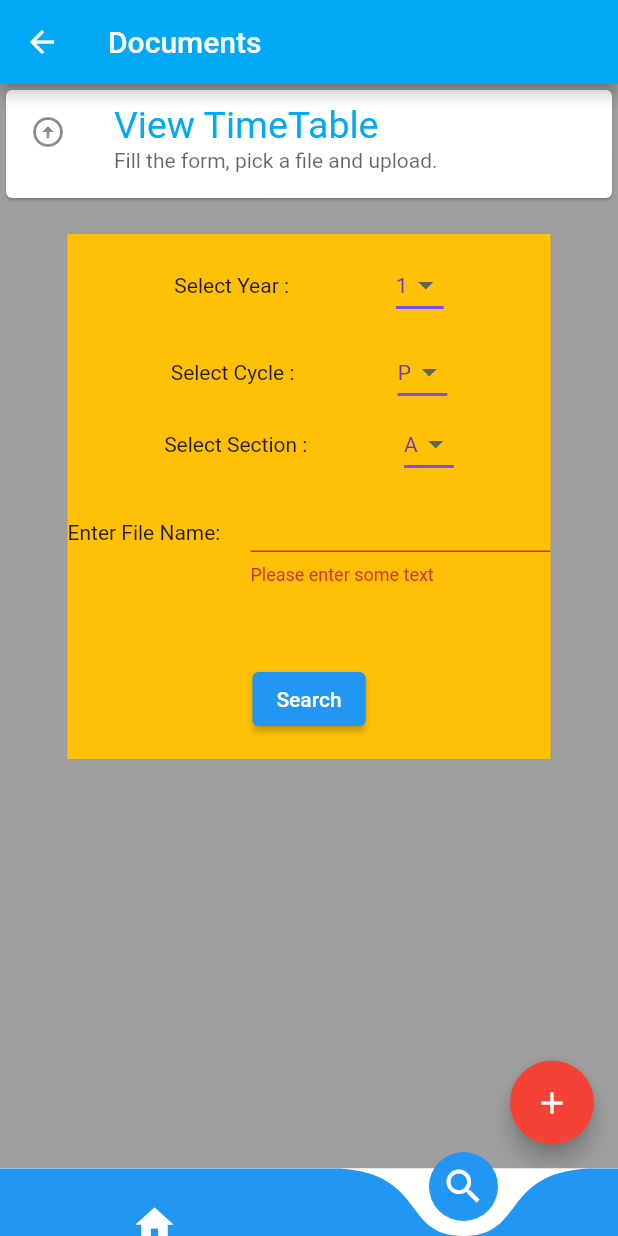
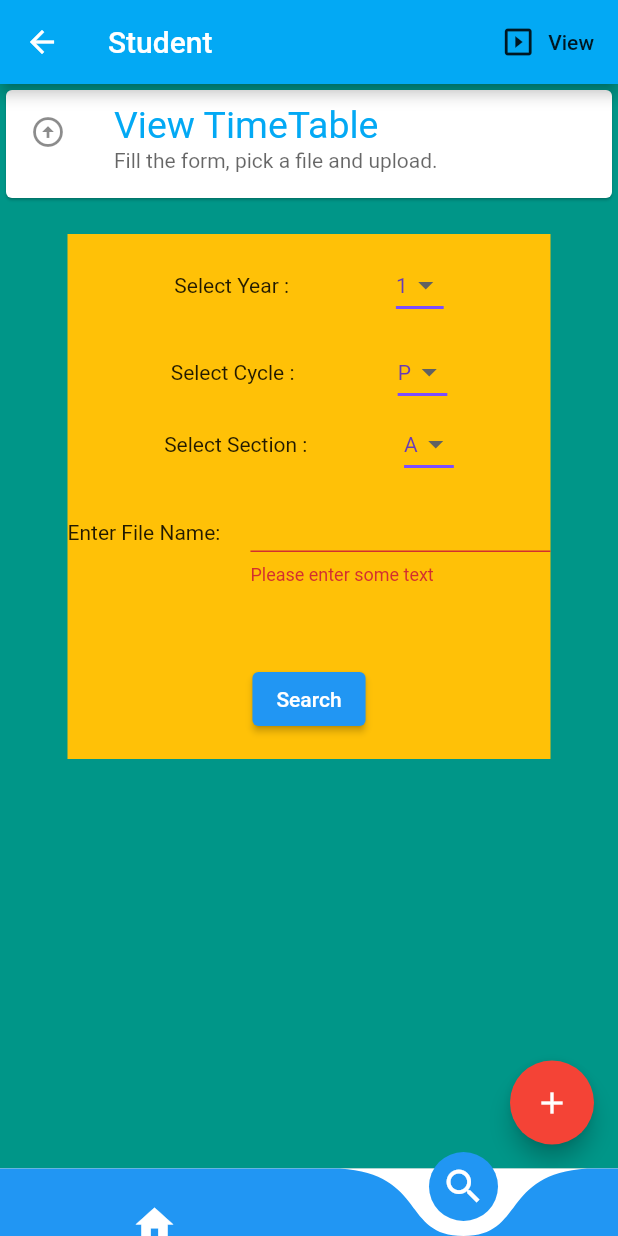
Before and after one commit to eswar816/Student-Teacher-Connect-main, a Flutter app: the View screen opened directly, item 2 of the bottom bar chosen, after a tap on "Search", after a tap on the "add" icon, on a phone screen of 412 x 824 dp. Run offline on Flutter 3.47's test engine with Material 2 defaults, Android fonts, the phone set to English and light mode, and no system bars; drawn by our look-alikes of curved_navigation_bar; our stand-ins replace cloud_firestore, file_picker, firebase_auth, firebase_storage, google_fonts, lite_rolling_switch and 2 more; missing offline and left inert: flutter_plugin_pdf_viewer, loading; accounts and stored records are empty.

Commit message:
Third commit

```diff
--- a/lib/screens/storage/upload.dart
+++ b/lib/screens/storage/upload.dart
@@ -918,7 +918,7 @@ class _SecondPageState extends State<SecondPage> {
       randomName += rng.nextInt(100).toString();
     }
 
-    FilePickerResult result = await FilePicker.platform.pickFiles(type: FileType.custom,allowedExtensions: [ 'png','jpeg','jpg'],);
+    FilePickerResult result = await FilePicker.platform.pickFiles(type: FileType.custom,allowedExtensions: [ 'pdf', 'doc'],);
     String fileName = '${_fileName}.pdf';
 
     if(result != null) {
@@ -1406,7 +1406,7 @@ class _ThirdPageState extends State<ThirdPage> {
       randomName += rng.nextInt(100).toString();
     }
 
-    FilePickerResult result = await FilePicker.platform.pickFiles(type: FileType.custom,allowedExtensions: [ 'png','jpeg','jpg'],);
+    FilePickerResult result = await FilePicker.platform.pickFiles(type: FileType.custom,allowedExtensions: [ 'pdf', 'doc'],);
     String fileName = '${_fileName}.pdf';
 
     if(result != null) {
--- a/lib/screens/views/view.dart
+++ b/lib/screens/views/view.dart
@@ -28,20 +28,20 @@ class _ViewState extends State<View> {
   @override
   Widget build(BuildContext context) {
     return Scaffold(
-      // backgroundColor: Colors.black26,
-      // appBar: AppBar(
-      //   backgroundColor: Colors.lightBlue,
-      //   title: Text("Student"),
-      //   actions: [
-      //     FlatButton.icon(onPressed: (){
-      //       Toast.show(_currentIndex.toString(), context);
-      //       Navigator.push(
-      //         context,
-      //         MaterialPageRoute(builder: (context) => View()),
-      //       );
-      //     }, icon: Icon(Icons.slideshow), label: Text("View"))
-      //   ],
-      // ),
+      backgroundColor: Colors.black26,
+      appBar: AppBar(
+        backgroundColor: Colors.lightBlue,
+        title: Text("Student"),
+        actions: [
+          FlatButton.icon(onPressed: (){
+            Toast.show(_currentIndex.toString(), context);
+            Navigator.push(
+              context,
+              MaterialPageRoute(builder: (context) => View()),
+            );
+          }, icon: Icon(Icons.slideshow), label: Text("View"))
+        ],
+      ),
       body: navTabs[_currentIndex],
       bottomNavigationBar: CurvedNavigationBar(
         color: Colors.blue,
@@ -200,10 +200,10 @@ class _FirstPageState extends State<FirstPage> {
   Widget build(BuildContext context) {
     return Scaffold(
       backgroundColor: Colors.grey,
-      appBar: AppBar(
-        backgroundColor: Colors.lightBlue,
-        title: Text("Documents"),
-      ),
+      // appBar: AppBar(
+      //   backgroundColor: Colors.lightBlue,
+      //   title: Text("Documents"),
+      // ),
       body: Column(
         children: [
           Card(
@@ -502,7 +502,7 @@ class _FirstPageState extends State<FirstPage> {
 
 
 
-//Assignment code
+//Timetable code
 class SecondPage extends StatefulWidget {
   @override
   _SecondPageState createState() => _SecondPageState();
@@ -533,7 +533,6 @@ class _SecondPageState extends State<SecondPage> {
   String dropdownBranch = 'CS';
   String dropdownSection = 'A';
   String subjectCode = '';
-  String _fileName = '';
   String _fileDescription = '';
   List<String> _branchesList = ['CS','EEE','ECE','ME','CV','IS'];
 
@@ -549,10 +548,10 @@ class _SecondPageState extends State<SecondPage> {
 
     documentsList.clear();
     final CollectionReference mainReference = Firestore.instance
-        .collection('assignment');
+        .collection('timetable');
 
     if(dropdownValue == 1){
-      mainReference.document(dropdownValue.toString()+"-YEAR").collection(dropdownCycle).getDocuments()
+      mainReference.document(dropdownValue.toString()+"-").collection(dropdownCycle).getDocuments()
           .then((querySnapshot){
 
         querySnapshot.documents.forEach((doc) {
@@ -574,15 +573,13 @@ class _SecondPageState extends State<SecondPage> {
       });
 
     }else{
-      mainReference.document(dropdownValue.toString()+"-YEAR-"+dropdownSem).collection(dropdownBranch).getDocuments()
+      mainReference.document(dropdownValue.toString()+"-").collection(dropdownBranch+"-").getDocuments()
           .then((querySnapshot){
 
         querySnapshot.documents.forEach((doc) {
           //print(doc.data);
           documentsList.add(
               Document(
-                  subjectCode: doc['CODE'] ?? 'CODE',
-                  description : doc['DESC'],
                   url:doc['PDF']
               ));
         });
@@ -591,7 +588,6 @@ class _SecondPageState extends State<SecondPage> {
           _searchStarted = false;
           documentsList.forEach((doc) {
             print("Document");
-            print(doc.subjectCode);
           });
         });
 
@@ -635,11 +631,11 @@ class _SecondPageState extends State<SecondPage> {
   @override
   Widget build(BuildContext context) {
     return Scaffold(
-      backgroundColor: Colors.grey,
-      appBar: AppBar(
-        backgroundColor: Colors.lightBlue,
-        title: Text("Documents"),
-      ),
+      backgroundColor: Colors.teal,
+      // appBar: AppBar(
+      //   backgroundColor: Colors.lightBlue,
+      //   title: Text("Documents"),
+      // ),
       body: Column(
         children: [
           Card(
@@ -865,7 +861,6 @@ class _SecondPageState extends State<SecondPage> {
                             textCapitalization: TextCapitalization.characters,
                             onChanged: (val){
                               setState(() {
-                                _fileName = val.toUpperCase();
                                 if(dropdownValue == 1){
                                   completeData = dropdownValue.toString() + "-"+dropdownCycle  + "-"+subjectCode+"-"+dropdownBranch+"-"+_fileDescription;
                                 }else{
```
Also changed, not shown: pubspec.lock.
